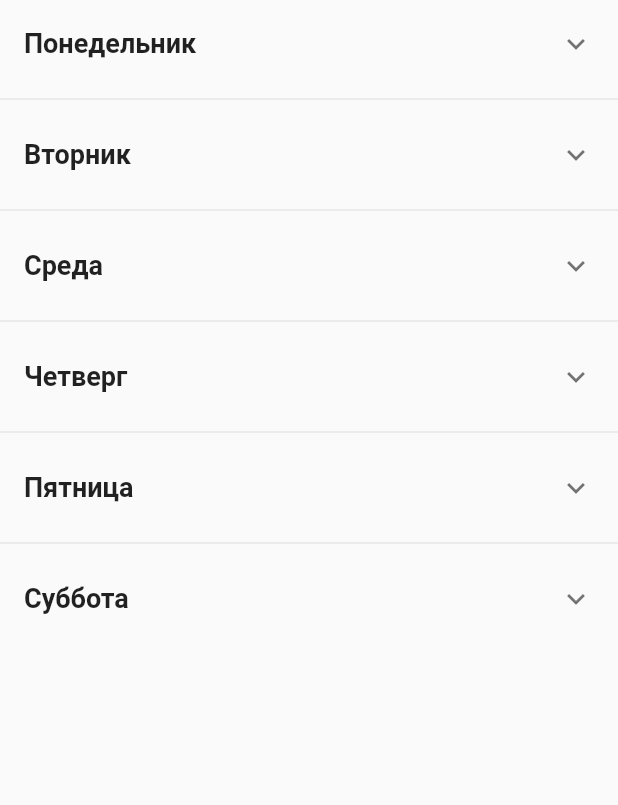
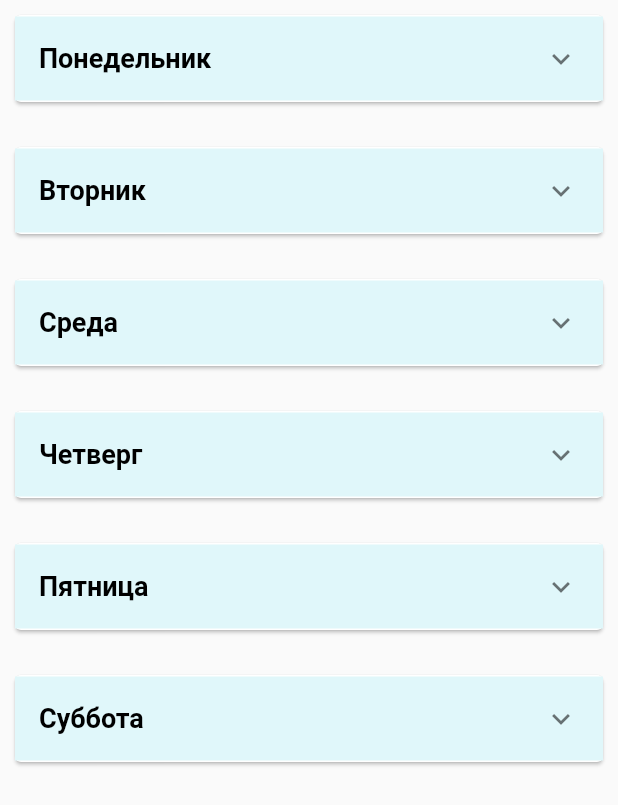
Before and after one commit to Alator-ux/mmcs_timetable, a Flutter app: the WeekPage screen opened directly, on a phone screen of 412 x 824 dp. Shown: the top 805 px of the screen. Run offline on Flutter 3.47's test engine with Material 2 defaults, Android fonts, the phone set to English and light mode, and no system bars.

Commit message:
Change colors and added keep scroll position

```diff
--- a/lib/screens/WeekPage.dart
+++ b/lib/screens/WeekPage.dart
@@ -14,24 +14,44 @@ class WeekPageState extends State<WeekPage> {
   Widget build(BuildContext context) {
     return Scaffold(
         body: ListView.separated(
+            key: PageStorageKey<String>('WeekPageScrollingPosition'),
             itemCount: week.length,
-            separatorBuilder: (context, index) => Divider(),
+            separatorBuilder: (context, index) => SizedBox(height: 10),
             itemBuilder: (BuildContext context, int index) {
-              return Theme(
-                data: ThemeData(
-                  accentColor: Colors.black,
-                ),
+              return //Theme(
+                  // data: ThemeData(
+                  //   accentColor: Colors.black,
+
+                  // ),
+                  Card(
+                // shadowColor: Colors.cyan[100],
+                // elevation: 10,
+                margin: EdgeInsets.all(10),
+                child: ListTileTheme(
+                  tileColor: Colors.cyan[50],
+                  selectedColor: Colors.black,
                   child: ExpansionTile(
+                    childrenPadding: EdgeInsets.symmetric(horizontal: 10),
+                    key:
+                        PageStorageKey<String>('lessonCard' + index.toString()),
+
+                    ///дабы вкладки оставались открытыми
                     title: Text(
                       DaysOfWeek.values[index].asString(),
-                    style: TextStyle(fontWeight: FontWeight.bold, fontSize: 18),
+                      style: TextStyle(
+                          color: Colors.black,
+                          fontWeight: FontWeight.bold,
+                          fontSize: 18),
                     ),
+
                     children: week[index].lessons.map((Lesson lesson) {
                       return Container(
                         height: 70,
+                        padding: const EdgeInsets.all(4.0),
                         child: Card(
-                        child: Container(
                           color: Colors.cyan[50],
+                          child: Padding(
+                            padding: const EdgeInsets.all(8.0),
                             child: Row(children: [
                               Text(
                                 lesson.time.asString(),
@@ -48,6 +68,7 @@ class WeekPageState extends State<WeekPage> {
                       );
                     }).toList(),
                   ),
+                ),
               );
             }));
   }
```
Lines whose indentation alone changed are shown as unchanged.
